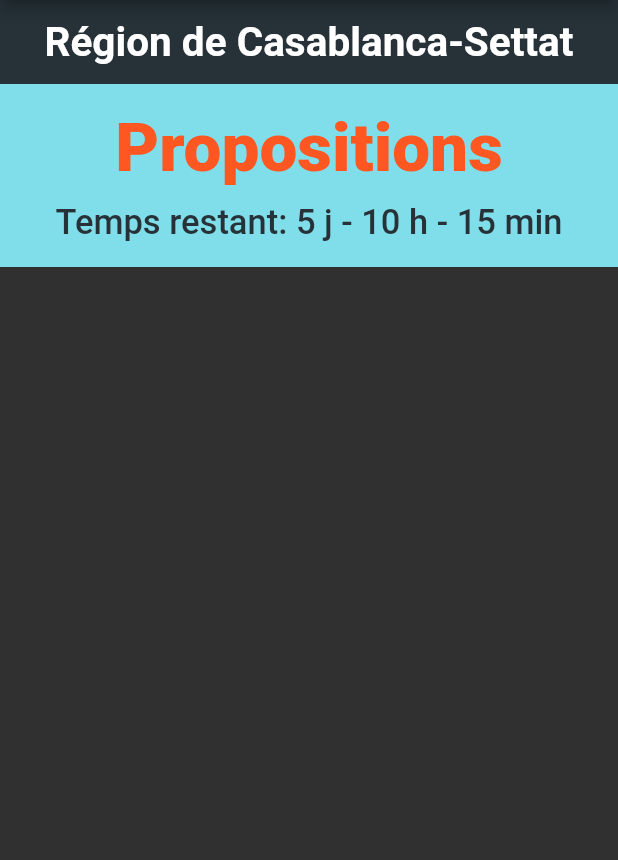
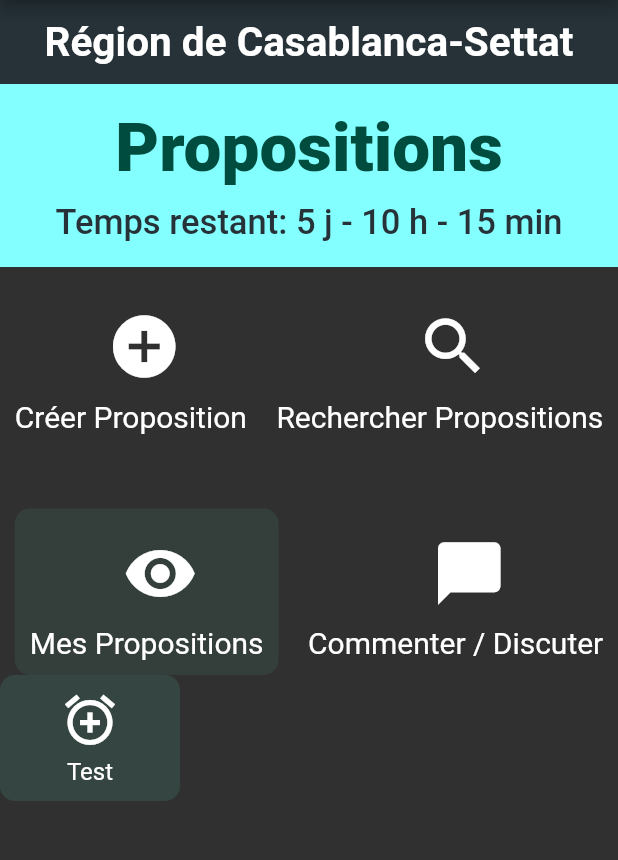
Before and after one commit to Beereex/EduPulse, a Flutter app: the screen it shows once a user with an empty profile is signed in, on a phone screen of 412 x 824 dp, the part 84-944 px from its top. Run offline on Flutter 3.47's test engine with Material 2 defaults, Android fonts, the phone set to English and light mode, and no system bars; our stand-ins replace cloud_firestore, firebase_auth, firebase_core; accounts and stored records are empty.

Commit message:
home_buttons
created a home button custom widget

```diff
--- a/lib/screens/home/home.dart
+++ b/lib/screens/home/home.dart
@@ -4,12 +4,13 @@ import 'package:edupulse/screens/account/account.dart';
 import 'package:edupulse/screens/propositions/propositions.dart';
 import 'package:edupulse/screens/vote/vote.dart';
 import '../settings/settings.dart';
-import '../authenticate/sign_in.dart'; // Import your login page
+import '../authenticate/sign_in.dart';
+import 'home_button.dart'; // Import your login page
 
 class Home extends StatelessWidget {
   // Example data (replace with your actual data)
   String currentPhase = "Propositions";
-  Duration timeRemaining = Duration(days: 5, hours: 10, minutes: 15);
+  Duration timeRemaining = const Duration(days: 5, hours: 10, minutes: 15);
   String userRegion = "Région de Casablanca-Settat"; // Example region
 
   void showNotificationsMenu(BuildContext context) {
@@ -17,8 +18,7 @@ class Home extends StatelessWidget {
   }
 
   void logout(BuildContext context) async {
-    await
-    FirebaseAuth.instance.signOut(); // Sign out from Firebase
+    await FirebaseAuth.instance.signOut(); // Sign out from Firebase
 
     Navigator.pushReplacement(
       context,
@@ -39,33 +39,33 @@ class Home extends StatelessWidget {
     return Scaffold(
       appBar: AppBar(
         title: GestureDetector(
-            child: Text('EduPulse', style: TextStyle(fontSize: 24)),
-          onTap: (){
+          child: const Text('EduPulse', style: TextStyle(fontSize: 24)),
+          onTap: () {
             Navigator.of(context).popUntil((route) => route.isFirst);
           },
         ),
         actions: [
           PopupMenuButton(
-            icon: Icon(Icons.notifications),
+            icon: const Icon(Icons.notifications),
             onSelected: (value) {
               // Add your logic for handling menu item selection
             },
             itemBuilder: (context) {
               return [
-                PopupMenuItem(
+                const PopupMenuItem(
+                  value: 1,
                   child: Text('Notification 1'),
-                  value: 1,
                 ),
-                PopupMenuItem(
+                const PopupMenuItem(
+                  value: 2,
                   child: Text('Notification 2'),
-                  value: 2,
                 ),
                 // Add more items here
               ];
             },
           ),
           IconButton(
-            icon: Icon(Icons.settings),
+            icon: const Icon(Icons.settings),
             onPressed: () {
               Navigator.push(
                 context,
@@ -79,13 +79,13 @@ class Home extends StatelessWidget {
         child: ListView(
           padding: EdgeInsets.zero,
           children: [
-            Container(
+            SizedBox(
               height: 90,
               child: DrawerHeader(
                 decoration: BoxDecoration(
                   color: Theme.of(context).primaryColor,
                 ),
-                child: Text(
+                child: const Text(
                   'Paramètres',
                   style: TextStyle(
                     color: Colors.white,
@@ -95,8 +95,11 @@ class Home extends StatelessWidget {
               ),
             ),
             ListTile(
-              leading: Icon(Icons.account_circle,size: 40,),
-              title: Text('Compte',style: TextStyle(fontSize: 25),),
+              leading: const Icon(Icons.account_circle, size: 40),
+              title: const Text(
+                'Compte',
+                style: TextStyle(fontSize: 25),
+              ),
               onTap: () {
                 Navigator.pop(context);
                 Navigator.push(
@@ -106,8 +109,11 @@ class Home extends StatelessWidget {
               },
             ),
             ListTile(
-              leading: Icon(Icons.description,size: 40,),
-              title: Text('Propositions',style: TextStyle(fontSize: 25),),
+              leading: const Icon(Icons.description, size: 40),
+              title: const Text(
+                'Propositions',
+                style: TextStyle(fontSize: 25),
+              ),
               onTap: () {
                 Navigator.pop(context);
                 Navigator.push(
@@ -117,8 +123,11 @@ class Home extends StatelessWidget {
               },
             ),
             ListTile(
-              leading: Icon(Icons.how_to_vote,size: 40,),
-              title: Text('Vote',style: TextStyle(fontSize: 25),),
+              leading: const Icon(Icons.how_to_vote, size: 40),
+              title: const Text(
+                'Vote',
+                style: TextStyle(fontSize: 25),
+              ),
               onTap: () {
                 Navigator.pop(context);
                 Navigator.push(
@@ -128,8 +137,11 @@ class Home extends StatelessWidget {
               },
             ),
             ListTile(
-              leading: Icon(Icons.exit_to_app,size: 40,),
-              title: Text('Déconnexion',style: TextStyle(fontSize: 25),),
+              leading: const Icon(Icons.exit_to_app, size: 40),
+              title: const Text(
+                'Déconnexion',
+                style: TextStyle(fontSize: 25),
+              ),
               onTap: () {
                 logout(context); // Call the logout function
               },
@@ -143,11 +155,11 @@ class Home extends StatelessWidget {
             Container(
               width: double.infinity,
               color: Colors.blueGrey[900], // Dark theme color
-              padding: EdgeInsets.symmetric(vertical: 12),
+              padding: const EdgeInsets.symmetric(vertical: 12),
               alignment: Alignment.center,
               child: Text(
-                "$userRegion",
-                style: TextStyle(
+                userRegion,
+                style: const TextStyle(
                   color: Colors.white,
                   fontSize: 27,
                   fontWeight: FontWeight.bold,
@@ -156,20 +168,20 @@ class Home extends StatelessWidget {
             ),
             Container(
               width: double.infinity,
-              color: Colors.cyan.shade200, // Dark theme color for current phase
-              padding: EdgeInsets.symmetric(vertical: 16),
+              color: Colors.cyanAccent.shade100, // Accent color for current phase
+              padding: const EdgeInsets.symmetric(vertical: 16),
               alignment: Alignment.center,
               child: Column(
                 children: [
                   Text(
-                    "$currentPhase",
+                    currentPhase,
                     style: TextStyle(
                       fontSize: 45,
-                      color: Colors.deepOrange.shade500,
                       fontWeight: FontWeight.w900,
+                      color: Colors.teal.shade900
                     ),
                   ),
-                  SizedBox(height: 10),
+                  const SizedBox(height: 10),
                   Text(
                     "Temps restant: ${formatDuration(timeRemaining)}",
                     style: TextStyle(
@@ -178,12 +190,113 @@ class Home extends StatelessWidget {
                       fontWeight: FontWeight.w500,
                     ),
                   ),
+
                 ],
               ),
             ),
-            // Rest of the content...
+            const SizedBox(height: 20), // Add spacing between phase info and buttons
+            Center(
+              child: Row(
+                mainAxisAlignment: MainAxisAlignment.spaceAround,
+                crossAxisAlignment: CrossAxisAlignment.center,
+                children: [
+                  Column(
+                    children: [
+                      IconButton(
+                        icon: Icon(Icons.add_circle, size: 50),
+                        onPressed: () {
+                          // Add logic for creating a proposition
+                        },
+                      ),
+                      SizedBox(height: 20,),
+                      Text(
+                        "Créer Proposition",
+                        style: TextStyle(fontSize: 20),
+                      ),
+                    ],
+                  ),
+                  Column(
+                    mainAxisAlignment: MainAxisAlignment.center,
+                    crossAxisAlignment: CrossAxisAlignment.center,
+                    children: [
+                      IconButton(
+                        icon: Icon(Icons.search, size: 50),
+                        onPressed: () {
+                          // Add logic for searching propositions
+                        },
+                      ),
+                      SizedBox(height: 20,),
+                      Text(
+                        "Rechercher Propositions",
+                        style: TextStyle(fontSize: 20),
+                      ),
+                    ],
+                  ),
+                ],
+              ),
+            ),
+            SizedBox(height: 50),
+            Center(
+              child: Row(
+                mainAxisAlignment: MainAxisAlignment.spaceAround,
+                crossAxisAlignment: CrossAxisAlignment.center,
+                children: [
+                  Container(
+                    padding: EdgeInsets.all(10.0),
+                    decoration: BoxDecoration(
+                      color: Colors.tealAccent.withOpacity(0.07),
+                      borderRadius: BorderRadius.all(Radius.circular(10.0)),
+                    ),
+                    child: Column(
+                      children: [
+                        IconButton(
+                          icon: Icon(Icons.visibility, size: 50),
+                          onPressed: () {
+                            // Add logic for viewing user's propositions
+                          },
+                        ),
+                        SizedBox(height: 20,),
+                        Text(
+                          "Mes Propositions",
+                          style: TextStyle(fontSize: 20),
+                        ),
+                      ],
+                    ),
+                  ),
+                  Column(
+                    children: [
+                      IconButton(
+                        icon: Icon(Icons.chat_bubble, size: 50),
+                        onPressed: () {
+                          // Add logic for chatting or commenting
+                        },
+                      ),
+                      SizedBox(height: 20,),
+                      Text(
+                        "Commenter / Discuter",
+                        style: TextStyle(fontSize: 20),
+                      ),
+                    ],
+                  ),
+                ],
+              ),
+            ),
+            Row(
+              children: [
+                Column(
+                  children: [
+                    HomeButton(
+                      iconData: Icons.add_alarm,
+                      text: 'Test',
+                      backgroundColor: Colors.tealAccent.withOpacity(0.1),
+                      onTap: () { print("huh"); },)
+                  ],
+                ),
+              ],
+            ),
           ],
         ),
+
       ),
     );
   }
--- /dev/null
+++ b/lib/screens/home/home_button.dart
@@ -0,0 +1,50 @@
+import 'package:flutter/material.dart';
+
+class HomeButton extends StatelessWidget {
+  final IconData iconData;
+  final String text;
+  final Color backgroundColor;
+  final VoidCallback onTap; // Callback function for tap
+
+  const HomeButton({
+    Key? key,
+    required this.iconData,
+    required this.text,
+    required this.backgroundColor,
+    required this.onTap,
+  }) : super(key: key);
+
+  @override
+  Widget build(BuildContext context) {
+    return GestureDetector(
+      onTap: onTap, // Attach the onTap callback here
+      child: Container(
+        width: 120, // Adjust the width as needed
+        padding: EdgeInsets.all(10),
+        decoration: BoxDecoration(
+          color: backgroundColor,
+          borderRadius: BorderRadius.circular(10),
+        ),
+        child: Column(
+          mainAxisAlignment: MainAxisAlignment.center,
+          children: [
+            Icon(
+              iconData,
+              size: 40,
+              color: Colors.white,
+            ),
+            SizedBox(height: 5),
+            Text(
+              text,
+              style: TextStyle(
+                color: Colors.white,
+                fontSize: 16,
+              ),
+              textAlign: TextAlign.center,
+            ),
+          ],
+        ),
+      ),
+    );
+  }
+}
```
